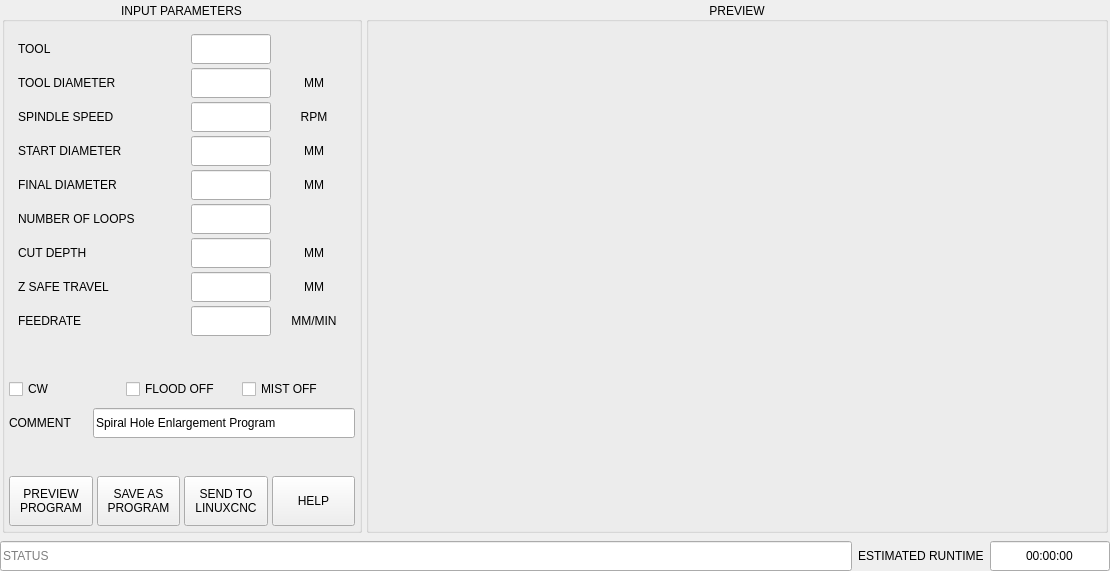
Qt form lib/python/qtvcp/lib/gcode_utility/hole_enlarge.ui (LinuxCNC/linuxcnc) before a commit.
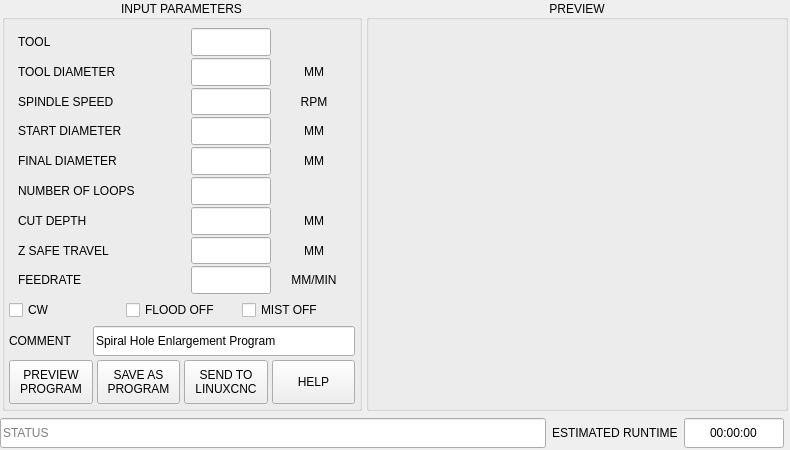
The same form after that commit. Custom widgets are drawn as their Qt base class.

Commit message:
qtvcp -hole_enlarge: adjust widgets for smaller minimum size
MarkoPolo submitted - thank you.

Patch:
```diff
--- a/lib/python/qtvcp/lib/gcode_utility/hole_enlarge.ui
+++ b/lib/python/qtvcp/lib/gcode_utility/hole_enlarge.ui
@@ -6,8 +6,8 @@
    <rect>
     <x>0</x>
     <y>0</y>
-    <width>1110</width>
-    <height>571</height>
+    <width>790</width>
+    <height>450</height>
    </rect>
   </property>
   <property name="windowTitle">
@@ -31,6 +31,12 @@
    </property>
    <item>
     <widget class="QFrame" name="frame_hole_enlarge">
+     <property name="sizePolicy">
+      <sizepolicy hsizetype="Preferred" vsizetype="Preferred">
+       <horstretch>0</horstretch>
+       <verstretch>0</verstretch>
+      </sizepolicy>
+     </property>
      <property name="maximumSize">
       <size>
        <width>16777215</width>
@@ -43,7 +49,7 @@
      <property name="frameShadow">
       <enum>QFrame::Plain</enum>
      </property>
-     <layout class="QHBoxLayout" name="horizontalLayout" stretch="0,1">
+     <layout class="QHBoxLayout" name="horizontalLayout" stretch="0,0">
       <property name="spacing">
        <number>4</number>
       </property>
@@ -51,20 +57,20 @@
        <number>2</number>
       </property>
       <property name="topMargin">
-       <number>2</number>
+       <number>0</number>
       </property>
       <property name="rightMargin">
        <number>2</number>
       </property>
       <property name="bottomMargin">
-       <number>2</number>
+       <number>1</number>
       </property>
       <item>
        <widget class="QGroupBox" name="groupbox_parameters">
         <property name="minimumSize">
          <size>
           <width>360</width>
-          <height>0</height>
+          <height>1</height>
          </size>
         </property>
         <property name="maximumSize">
@@ -81,13 +87,13 @@
         </property>
         <layout class="QVBoxLayout" name="verticalLayout">
          <property name="spacing">
-          <number>4</number>
+          <number>2</number>
          </property>
          <property name="leftMargin">
           <number>4</number>
          </property>
          <property name="topMargin">
-          <number>12</number>
+          <number>8</number>
          </property>
          <property name="rightMargin">
           <number>4</number>
@@ -97,10 +103,16 @@
          </property>
          <item>
           <widget class="QWidget" name="widget_tool" native="true">
+           <property name="sizePolicy">
+            <sizepolicy hsizetype="Preferred" vsizetype="Preferred">
+             <horstretch>0</horstretch>
+             <verstretch>0</verstretch>
+            </sizepolicy>
+           </property>
            <property name="minimumSize">
             <size>
              <width>0</width>
-             <height>30</height>
+             <height>20</height>
             </size>
            </property>
            <property name="maximumSize">
@@ -127,6 +139,12 @@
             </property>
             <item>
              <widget class="QLabel" name="lbl_tool_num">
+              <property name="minimumSize">
+               <size>
+                <width>0</width>
+                <height>0</height>
+               </size>
+              </property>
               <property name="maximumSize">
                <size>
                 <width>160</width>
@@ -146,6 +164,12 @@
                 <verstretch>0</verstretch>
                </sizepolicy>
               </property>
+              <property name="minimumSize">
+               <size>
+                <width>0</width>
+                <height>0</height>
+               </size>
+              </property>
               <property name="maximumSize">
                <size>
                 <width>80</width>
@@ -187,10 +211,16 @@
          </item>
          <item>
           <widget class="QWidget" name="widget_too_dia" native="true">
+           <property name="sizePolicy">
+            <sizepolicy hsizetype="Preferred" vsizetype="Preferred">
+             <horstretch>0</horstretch>
+             <verstretch>0</verstretch>
+            </sizepolicy>
+           </property>
            <property name="minimumSize">
             <size>
              <width>0</width>
-             <height>30</height>
+             <height>20</height>
             </size>
            </property>
            <property name="maximumSize">
@@ -292,10 +322,16 @@
          </item>
          <item>
           <widget class="QWidget" name="widget_spindle" native="true">
+           <property name="sizePolicy">
+            <sizepolicy hsizetype="Preferred" vsizetype="Preferred">
+             <horstretch>0</horstretch>
+             <verstretch>0</verstretch>
+            </sizepolicy>
+           </property>
            <property name="minimumSize">
             <size>
              <width>0</width>
-             <height>30</height>
+             <height>20</height>
             </size>
            </property>
            <property name="maximumSize">
@@ -394,10 +430,16 @@
          </item>
          <item>
           <widget class="QWidget" name="widget_start_dia" native="true">
+           <property name="sizePolicy">
+            <sizepolicy hsizetype="Preferred" vsizetype="Preferred">
+             <horstretch>0</horstretch>
+             <verstretch>0</verstretch>
+            </sizepolicy>
+           </property>
            <property name="minimumSize">
             <size>
              <width>0</width>
-             <height>30</height>
+             <height>20</height>
             </size>
            </property>
            <property name="maximumSize">
@@ -502,10 +544,16 @@
          </item>
          <item>
           <widget class="QWidget" name="widget_final_dia" native="true">
+           <property name="sizePolicy">
+            <sizepolicy hsizetype="Preferred" vsizetype="Preferred">
+             <horstretch>0</horstretch>
+             <verstretch>0</verstretch>
+            </sizepolicy>
+           </property>
            <property name="minimumSize">
             <size>
              <width>0</width>
-             <height>30</height>
+             <height>20</height>
             </size>
            </property>
            <property name="maximumSize">
@@ -610,10 +658,16 @@
          </item>
          <item>
           <widget class="QWidget" name="widget_depth" native="true">
+           <property name="sizePolicy">
+            <sizepolicy hsizetype="Preferred" vsizetype="Preferred">
+             <horstretch>0</horstretch>
+             <verstretch>0</verstretch>
+            </sizepolicy>
+           </property>
            <property name="minimumSize">
             <size>
              <width>0</width>
-             <height>30</height>
+             <height>20</height>
             </size>
            </property>
            <property name="maximumSize">
@@ -712,10 +766,16 @@
          </item>
          <item>
           <widget class="QWidget" name="widget_cut_depth" native="true">
+           <property name="sizePolicy">
+            <sizepolicy hsizetype="Preferred" vsizetype="Preferred">
+             <horstretch>0</horstretch>
+             <verstretch>0</verstretch>
+            </sizepolicy>
+           </property>
            <property name="minimumSize">
             <size>
              <width>0</width>
-             <height>30</height>
+             <height>20</height>
             </size>
            </property>
            <property name="maximumSize">
@@ -814,10 +874,16 @@
          </item>
          <item>
           <widget class="QWidget" name="widget_z_safe" native="true">
+           <property name="sizePolicy">
+            <sizepolicy hsizetype="Preferred" vsizetype="Preferred">
+             <horstretch>0</horstretch>
+             <verstretch>0</verstretch>
+            </sizepolicy>
+           </property>
            <property name="minimumSize">
             <size>
              <width>0</width>
-             <height>30</height>
+             <height>20</height>
             </size>
            </property>
            <property name="maximumSize">
@@ -916,10 +982,16 @@
          </item>
          <item>
           <widget class="QWidget" name="widget_feed" native="true">
+           <property name="sizePolicy">
+            <sizepolicy hsizetype="Preferred" vsizetype="Preferred">
+             <horstretch>0</horstretch>
+             <verstretch>0</verstretch>
+            </sizepolicy>
+           </property>
            <property name="minimumSize">
             <size>
              <width>0</width>
-             <height>30</height>
+             <height>20</height>
             </size>
            </property>
            <property name="maximumSize">
@@ -1016,19 +1088,6 @@
            </layout>
           </widget>
          </item>
-         <item>
-          <spacer name="verticalSpacer_2">
-           <property name="orientation">
-            <enum>Qt::Vertical</enum>
-           </property>
-           <property name="sizeHint" stdset="0">
-            <size>
-             <width>20</width>
-             <height>40</height>
-            </size>
-           </property>
-          </spacer>
-         </item>
          <item>
           <layout class="QHBoxLayout" name="horizontalLayout_14">
            <property name="spacing">
@@ -1048,7 +1107,7 @@
              <property name="minimumSize">
               <size>
                <width>0</width>
-               <height>30</height>
+               <height>20</height>
               </size>
              </property>
              <property name="maximumSize">
@@ -1082,7 +1141,7 @@
              <property name="minimumSize">
               <size>
                <width>0</width>
-               <height>30</height>
+               <height>20</height>
               </size>
              </property>
              <property name="maximumSize">
@@ -1107,7 +1166,7 @@
              <property name="minimumSize">
               <size>
                <width>0</width>
-               <height>30</height>
+               <height>20</height>
               </size>
              </property>
              <property name="maximumSize">
@@ -1158,7 +1217,7 @@
               <property name="minimumSize">
                <size>
                 <width>80</width>
-                <height>0</height>
+                <height>20</height>
                </size>
               </property>
               <property name="maximumSize">
@@ -1186,6 +1245,18 @@
                 <verstretch>0</verstretch>
                </sizepolicy>
               </property>
+              <property name="minimumSize">
+               <size>
+                <width>0</width>
+                <height>20</height>
+               </size>
+              </property>
+              <property name="maximumSize">
+               <size>
+                <width>16777215</width>
+                <height>16777215</height>
+               </size>
+              </property>
               <property name="toolTip">
                <string/>
               </property>
@@ -1197,26 +1268,13 @@
            </layout>
           </widget>
          </item>
-         <item>
-          <spacer name="verticalSpacer">
-           <property name="orientation">
-            <enum>Qt::Vertical</enum>
-           </property>
-           <property name="sizeHint" stdset="0">
-            <size>
-             <width>20</width>
-             <height>40</height>
-            </size>
-           </property>
-          </spacer>
-         </item>
          <item>
           <layout class="QHBoxLayout" name="horizontalLayout_2">
            <property name="spacing">
             <number>4</number>
            </property>
            <property name="topMargin">
-            <number>0</number>
+            <number>2</number>
            </property>
            <item>
             <widget class="QPushButton" name="btn_preview">
@@ -1229,7 +1287,7 @@
              <property name="minimumSize">
               <size>
                <width>0</width>
-               <height>50</height>
+               <height>44</height>
               </size>
              </property>
              <property name="maximumSize">
@@ -1255,7 +1313,7 @@
              <property name="minimumSize">
               <size>
                <width>0</width>
-               <height>50</height>
+               <height>44</height>
               </size>
              </property>
              <property name="maximumSize">
@@ -1284,7 +1342,7 @@
              <property name="minimumSize">
               <size>
                <width>0</width>
-               <height>50</height>
+               <height>44</height>
               </size>
              </property>
              <property name="maximumSize">
@@ -1313,7 +1371,7 @@
              <property name="minimumSize">
               <size>
                <width>0</width>
-               <height>50</height>
+               <height>44</height>
               </size>
              </property>
              <property name="maximumSize">
@@ -1334,6 +1392,12 @@
       </item>
       <item>
        <widget class="QGroupBox" name="groupbox_preview">
+        <property name="minimumSize">
+         <size>
+          <width>0</width>
+          <height>1</height>
+         </size>
+        </property>
         <property name="title">
          <string>PREVIEW</string>
         </property>
@@ -1351,7 +1415,7 @@
           <number>4</number>
          </property>
          <property name="topMargin">
-          <number>12</number>
+          <number>3</number>
          </property>
          <property name="rightMargin">
           <number>4</number>
@@ -1408,9 +1472,18 @@
    </item>
    <item>
     <layout class="QHBoxLayout" name="horizontalLayout_9">
-     <property name="bottomMargin">
+     <property name="spacing">
+      <number>6</number>
+     </property>
+     <property name="topMargin">
       <number>0</number>
      </property>
+     <property name="rightMargin">
+      <number>6</number>
+     </property>
+     <property name="bottomMargin">
+      <number>2</number>
+     </property>
      <item>
       <widget class="QLineEdit" name="lineEdit_status">
        <property name="sizePolicy">
@@ -1422,7 +1495,7 @@
        <property name="minimumSize">
         <size>
          <width>0</width>
-         <height>30</height>
+         <height>22</height>
         </size>
        </property>
        <property name="maximumSize">
@@ -1444,7 +1517,7 @@
        <property name="minimumSize">
         <size>
          <width>0</width>
-         <height>30</height>
+         <height>22</height>
         </size>
        </property>
        <property name="maximumSize">
@@ -1461,20 +1534,20 @@
      <item>
       <widget class="QLineEdit" name="lineEdit_runtime">
        <property name="sizePolicy">
-        <sizepolicy hsizetype="Preferred" vsizetype="Fixed">
+        <sizepolicy hsizetype="Fixed" vsizetype="Fixed">
          <horstretch>0</horstretch>
          <verstretch>0</verstretch>
         </sizepolicy>
        </property>
        <property name="minimumSize">
         <size>
-         <width>120</width>
-         <height>30</height>
+         <width>80</width>
+         <height>22</height>
         </size>
        </property>
        <property name="maximumSize">
         <size>
-         <width>120</width>
+         <width>100</width>
          <height>30</height>
         </size>
        </property>
```
Left out of the diff: 1 changed line with no effect on the pictures.
